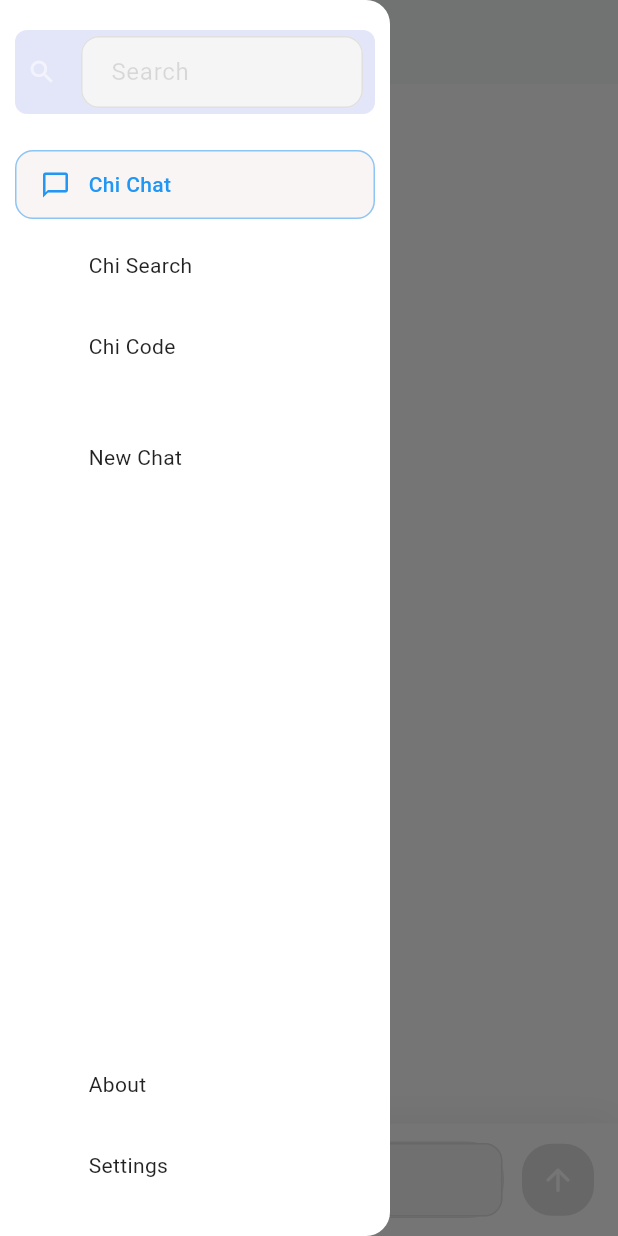
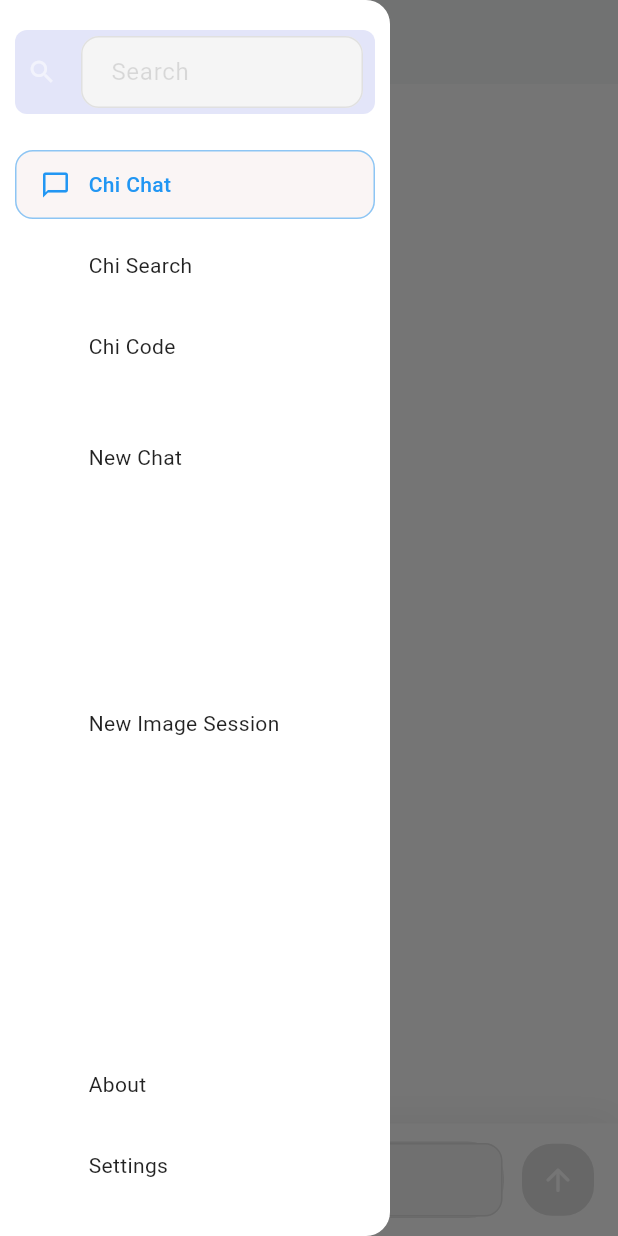
Before and after one commit to mutse/chibot, a Flutter app: the screen it shows after launch, with the side drawer open, on a phone screen of 412 x 824 dp. Run offline on Flutter 3.47's test engine with Material 3 defaults, Android fonts, the light colour scheme and no system bars; our stand-ins replace device_info_plus, flutter_spinkit, permission_handler, shared_preferences; missing offline and left inert: saver_gallery; generated files the repository leaves out were written again.

Commit message:
add images records

```diff
--- a/lib/l10n/app_en.arb
+++ b/lib/l10n/app_en.arb
@@ -52,5 +52,6 @@
   "providerAndModelNameCannotBeEmpty": "Provider name and model name cannot be empty.",
   "saveImage": "Save image",
   "newChat": "New Chat",
-  "imageGeneratedSuccessfully": "Image generated successfully!"
+  "imageGeneratedSuccessfully": "Image generated successfully!",
+  "newImageSession": "New Image Session"
 }
--- a/lib/l10n/app_zh.arb
+++ b/lib/l10n/app_zh.arb
@@ -38,5 +38,6 @@
   "noResponseFromAI": "AI 未返回响应。",
   "pleaseEnterPromptAfterImagine": "请在 /imagine 后输入提示。",
   "saveImage": "保存图片",
-  "imageGeneratedSuccessfully": "图片生成成功！"
+  "imageGeneratedSuccessfully": "图片生成成功！",
+  "newImageSession": "新图片会话"
 }
--- a/lib/screens/chat_screen.dart
+++ b/lib/screens/chat_screen.dart
@@ -332,6 +332,24 @@ class _ChatScreenState extends State<ChatScreen> {
                   session.title,
                   isSelected: _currentSessionId == session.id,
                   onTap: () => _loadSession(session),
+                );
+              },
+            ),
+          ),
+          const SizedBox(height: 20),
+          _buildSidebarItem(context, Icons.add_photo_alternate_outlined, AppLocalizations.of(context)!.newImageSession, onTap: _startNewImageSession),
+          const SizedBox(height: 20),
+          Expanded(
+            child: ListView.builder(
+              itemCount: _imageSessions.length,
+              itemBuilder: (context, index) {
+                final session = _imageSessions[index];
+                return _buildSidebarItem(
+                  context,
+                  Icons.image,
+                  session.title,
+                  isSelected: _currentImageSessionId == session.id,
+                  onTap: () => _loadImageSession(session),
                 );
               },
             ),
```
